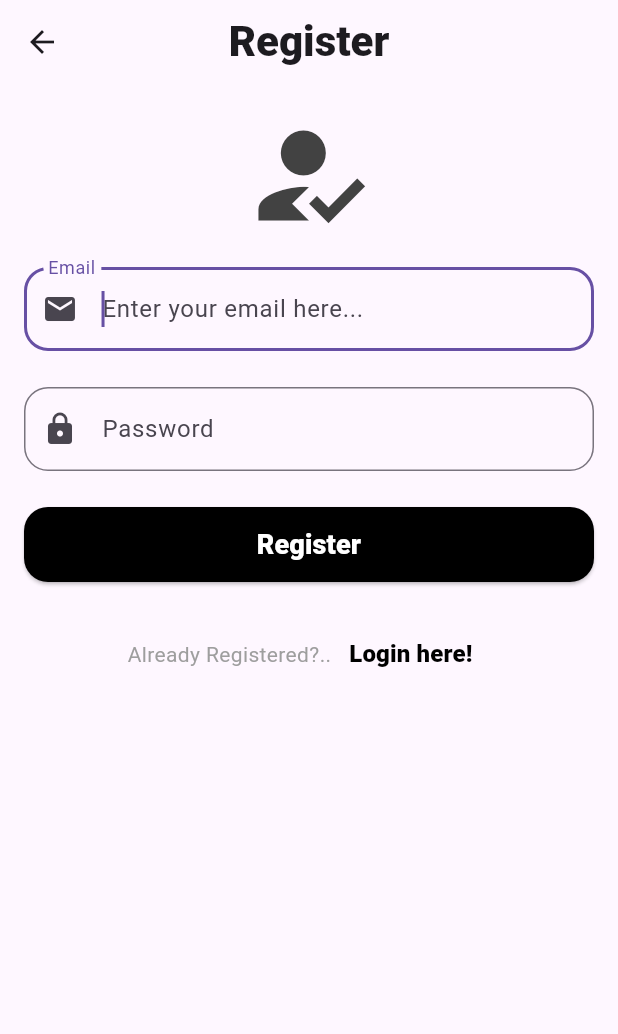
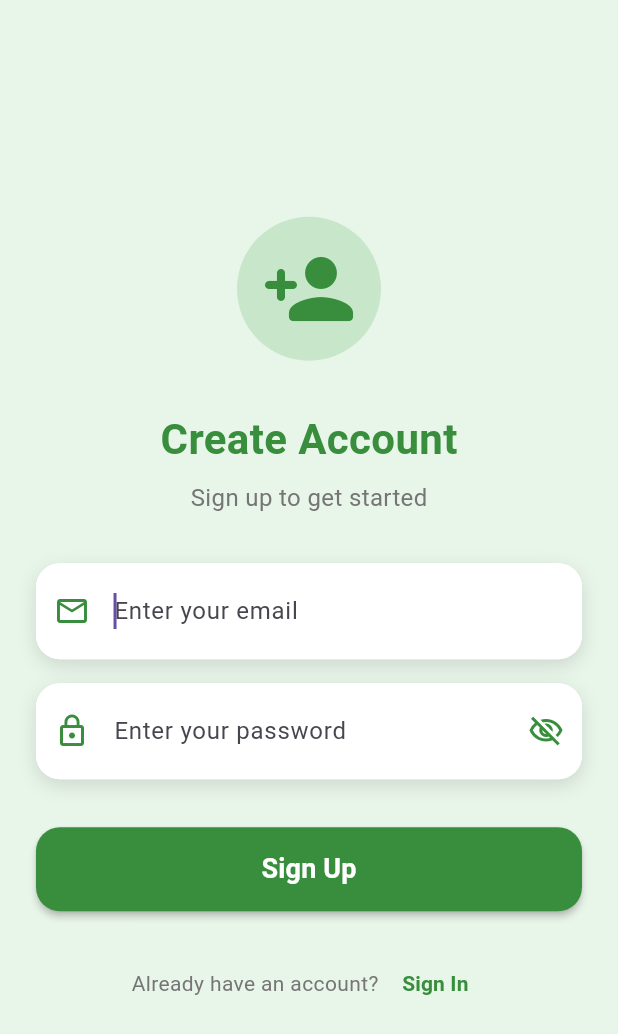
Before and after one commit to gouthamsricharan/Rasko, a Flutter app: the RegisterView screen opened directly, on a phone screen of 412 x 824 dp. Shown: the top 1034 px of the screen. Run offline on Flutter 3.47's test engine with Material 3 defaults, Android fonts, the phone set to English and light mode, and no system bars; our stand-ins replace bloc, cloud_firestore, equatable, firebase_auth, firebase_core, flutter_bloc and 3 more; accounts and stored records are empty.

Commit message:
new register ui

```diff
--- a/lib/views/register_view.dart
+++ b/lib/views/register_view.dart
@@ -19,6 +19,8 @@ class RegisterView extends StatefulWidget {
 class _RegisterViewState extends State<RegisterView> {
   late final TextEditingController _email;
   late final TextEditingController _password;
+  bool _isPasswordVisible = false;
+  bool _isLoading = false;
 
   @override
   void initState() {
@@ -34,10 +36,19 @@ class _RegisterViewState extends State<RegisterView> {
     super.dispose();
   }
 
+  Future<void> _register() async {
+    setState(() => _isLoading = true);
+    final email = _email.text;
+    final password = _password.text;
+
+    context.read<AuthBloc>().add(AuthEventRegister(email, password));
+  }
+
   @override
   Widget build(BuildContext context) {
     return BlocListener<AuthBloc, AuthState>(
       listener: (context, state) async {
+        setState(() => _isLoading = false);
         if (state is AuthStateRegistering) {
           if (state.exception is WeakPasswordAuthException) {
             await showErrorDialog(context, 'Weak Password');
@@ -51,103 +62,183 @@ class _RegisterViewState extends State<RegisterView> {
         }
       },
       child: Scaffold(
-        appBar: AppBar(
-          title: const Text(
-            'Register',
-            textAlign: TextAlign.center,
-            style: TextStyle(
-              fontSize: 28,
-              fontWeight: FontWeight.w900,
-            ),
-          ),
-          centerTitle: true,
-        ),
-        body: Padding(
-          padding: const EdgeInsets.all(16.0),
+        backgroundColor: Colors.green[50],
+        body: SafeArea(
+          child: Center(
             child: SingleChildScrollView(
+              child: Padding(
+                padding: const EdgeInsets.all(24.0),
                 child: Column(
                   mainAxisAlignment: MainAxisAlignment.center,
                   children: [
-                const Icon(
-                  Icons.how_to_reg,
-                  size: 90,
-                  color: Color(0xFF424242),
+                    // Logo/Icon with animation
+                    TweenAnimationBuilder(
+                      tween: Tween<double>(begin: 0, end: 1),
+                      duration: const Duration(milliseconds: 800),
+                      builder: (context, double value, child) {
+                        return Transform.scale(
+                          scale: value,
+                          child: Container(
+                            padding: const EdgeInsets.all(16),
+                            decoration: BoxDecoration(
+                              color: Colors.green[100],
+                              shape: BoxShape.circle,
                             ),
-                const SizedBox(height: 16),
-                TextField(
+                            child: Icon(
+                              Icons.person_add_rounded,
+                              size: 64,
+                              color: Colors.green[700],
+                            ),
+                          ),
+                        );
+                      },
+                    ),
+                    const SizedBox(height: 32),
+
+                    // Welcome Text
+                    Text(
+                      'Create Account',
+                      style: TextStyle(
+                        fontSize: 28,
+                        fontWeight: FontWeight.bold,
+                        color: Colors.green[700],
+                      ),
+                    ),
+                    const SizedBox(height: 8),
+                    Text(
+                      'Sign up to get started',
+                      style: TextStyle(fontSize: 16, color: Colors.grey[600]),
+                    ),
+                    const SizedBox(height: 32),
+
+                    // Email Field
+                    Container(
+                      decoration: BoxDecoration(
+                        color: Colors.white,
+                        borderRadius: BorderRadius.circular(16),
+                        boxShadow: const [
+                          BoxShadow(
+                            color: Colors.black12,
+                            blurRadius: 10,
+                            offset: Offset(0, 4),
+                          ),
+                        ],
+                      ),
+                      child: TextField(
                         controller: _email,
+                        keyboardType: TextInputType.emailAddress,
                         enableSuggestions: false,
                         autocorrect: false,
                         autofocus: true,
-                  keyboardType: TextInputType.emailAddress,
                         decoration: InputDecoration(
-                    hintText: 'Enter your email here...',
-                    labelText: 'Email',
-                    prefixIcon: const Icon(Icons.email),
+                          hintText: 'Enter your email',
+                          prefixIcon: Icon(
+                            Icons.email_outlined,
+                            color: Colors.green[700],
+                          ),
                           border: OutlineInputBorder(
-                      borderRadius: BorderRadius.circular(16.0),
-                      borderSide: const BorderSide(
-                        color: Color(0xFFBDBDBD),
+                            borderRadius: BorderRadius.circular(16),
+                            borderSide: BorderSide.none,
                           ),
+                          filled: true,
+                          fillColor: Colors.white,
+                          contentPadding: const EdgeInsets.all(20),
+                        ),
+                      ),
+                    ),
+                    const SizedBox(height: 16),
+
+                    // Password Field
+                    Container(
+                      decoration: BoxDecoration(
+                        color: Colors.white,
+                        borderRadius: BorderRadius.circular(16),
+                        boxShadow: const [
+                          BoxShadow(
+                            color: Colors.black12,
+                            blurRadius: 10,
+                            offset: Offset(0, 4),
+                          ),
+                        ],
+                      ),
+                      child: TextField(
+                        controller: _password,
+                        obscureText: !_isPasswordVisible,
+                        enableSuggestions: false,
+                        autocorrect: false,
+                        decoration: InputDecoration(
+                          hintText: 'Enter your password',
+                          prefixIcon: Icon(
+                            Icons.lock_outline,
+                            color: Colors.green[700],
+                          ),
+                          suffixIcon: IconButton(
+                            icon: Icon(
+                              _isPasswordVisible
+                                  ? Icons.visibility_outlined
+                                  : Icons.visibility_off_outlined,
+                              color: Colors.green[700],
+                            ),
+                            onPressed: () {
+                              setState(() {
+                                _isPasswordVisible = !_isPasswordVisible;
+                              });
+                            },
+                          ),
+                          border: OutlineInputBorder(
+                            borderRadius: BorderRadius.circular(16),
+                            borderSide: BorderSide.none,
+                          ),
+                          filled: true,
+                          fillColor: Colors.white,
+                          contentPadding: const EdgeInsets.all(20),
+                        ),
+                      ),
+                    ),
+                    const SizedBox(height: 32),
+
+                    // Register Button
+                    ElevatedButton(
+                      onPressed: _isLoading
+                          ? null
+                          : () async {
+                              await _register();
+                            },
+                      style: ElevatedButton.styleFrom(
+                        backgroundColor: Colors.green[700],
+                        foregroundColor: Colors.white,
+                        minimumSize: const Size(double.infinity, 56),
+                        shape: RoundedRectangleBorder(
+                          borderRadius: BorderRadius.circular(16),
+                        ),
+                        elevation: 2,
+                      ),
+                      child: _isLoading
+                          ? const SizedBox(
+                              height: 24,
+                              width: 24,
+                              child: CircularProgressIndicator(
+                                color: Colors.white,
+                                strokeWidth: 3,
+                              ),
+                            )
+                          : const Text(
+                              'Sign Up',
+                              style: TextStyle(
+                                fontSize: 18,
+                                fontWeight: FontWeight.bold,
                               ),
                             ),
                     ),
                     const SizedBox(height: 24),
-                TextField(
-                  controller: _password,
-                  obscureText: true,
-                  enableSuggestions: false,
-                  autocorrect: false,
-                  autofocus: true,
-                  decoration: InputDecoration(
-                    hintText: 'Enter your Password here...',
-                    labelText: 'Password',
-                    prefixIcon: const Icon(Icons.lock),
-                    border: OutlineInputBorder(
-                      borderRadius: BorderRadius.circular(16.0),
-                      borderSide: const BorderSide(
-                        color: Color(0xFFBDBDBD),
-                      ),
-                    ),
-                  ),
-                ),
-                const SizedBox(height: 24),
-                ElevatedButton(
-                  onPressed: () async {
-                    final email = _email.text;
-                    final password = _password.text;
-                    context.read<AuthBloc>().add(
-                          AuthEventRegister(
-                            email,
-                            password,
-                          ),
-                        );
-                  },
-                  style: ElevatedButton.styleFrom(
-                      backgroundColor: Colors.black,
-                      foregroundColor: Colors.white,
-                      minimumSize: const Size(double.infinity, 50),
-                      shape: RoundedRectangleBorder(
-                          borderRadius: BorderRadius.circular(16))),
-                  child: const Text(
-                    'Register',
-                    textAlign: TextAlign.center,
-                    style: TextStyle(
-                      fontSize: 18,
-                      fontWeight: FontWeight.w900,
-                    ),
-                  ),
-                ),
-                const SizedBox(height: 24),
-                Center(
-                  child: Row(
+
+                    // Login Link
+                    Row(
                       mainAxisAlignment: MainAxisAlignment.center,
                       children: [
-                      const Text(
-                        'Already Registered?..',
-                        style: TextStyle(
-                          color: Colors.grey,
-                        ),
+                        Text(
+                          'Already have an account? ',
+                          style: TextStyle(color: Colors.grey[600]),
                         ),
                         TextButton(
                           onPressed: () {
@@ -155,19 +246,19 @@ class _RegisterViewState extends State<RegisterView> {
                                   const AuthEventLogOut(),
                                 );
                           },
+                          style: TextButton.styleFrom(
+                            foregroundColor: Colors.green[700],
+                          ),
                           child: const Text(
-                          'Login here!',
-                          style: TextStyle(
-                            fontSize: 16,
-                            color: Colors.black,
-                            fontWeight: FontWeight.w900,
-                          ),
+                            'Sign In',
+                            style: TextStyle(fontWeight: FontWeight.bold),
                           ),
                         ),
                       ],
                     ),
+                  ],
                 ),
-              ],
+              ),
             ),
           ),
         ),
```
Lines whose indentation alone changed are shown as unchanged.
